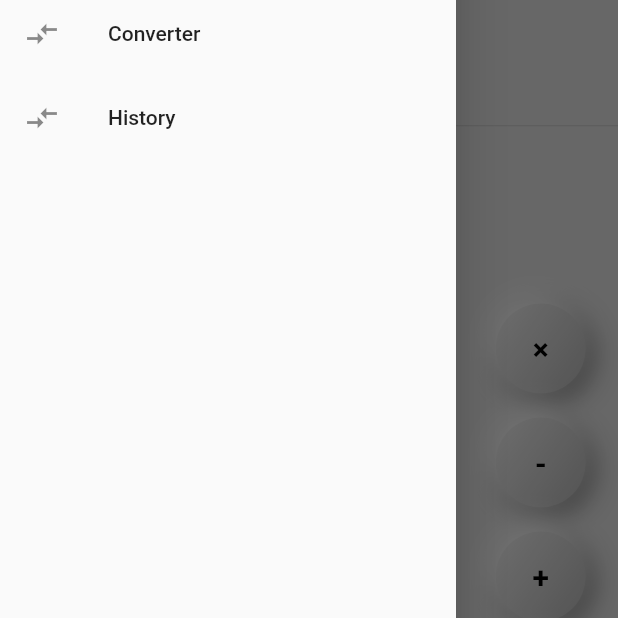
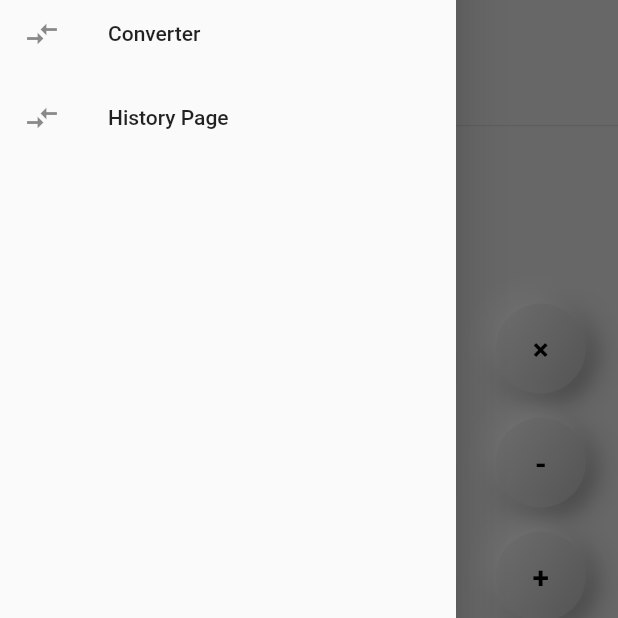
Before and after one commit to Shrihariprasath-cs/FlutterProject, a Flutter app: the screen it shows after launch, with the side drawer open, on a phone screen of 412 x 824 dp, the part 346-964 px from its top. Run offline on Flutter 3.47's test engine with Material 2 defaults, Android fonts, the phone set to English and light mode, and no system bars; our stand-ins replace math_expressions, shared_preferences.

Commit message:
Test commit

```diff
--- a/lib/menu.dart
+++ b/lib/menu.dart
@@ -54,7 +54,7 @@ class menu extends StatelessWidget {
           ),
           ListTile(
             leading: const Icon(Icons.compare_arrows),
-            title: const Text('History'),
+            title: const Text('History Page'),
             onTap: (){
               Navigator.push(
                 context,
```
